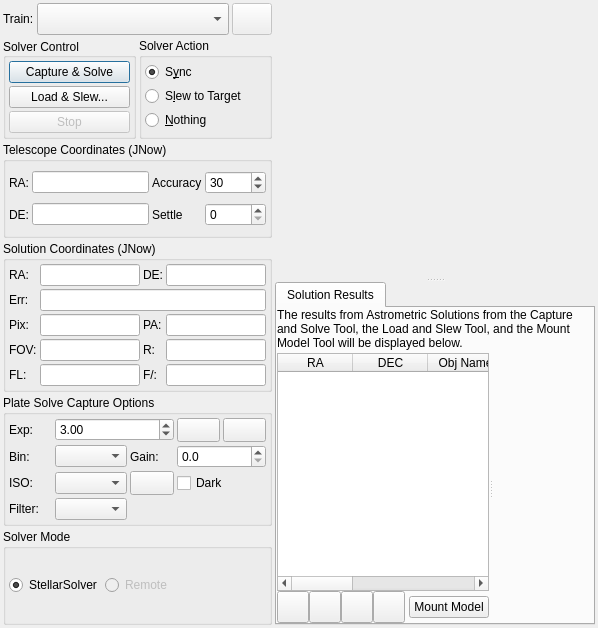
Above: kstars/ekos/align/align.ui from KDE/kstars before the change. Below: the same form after it.
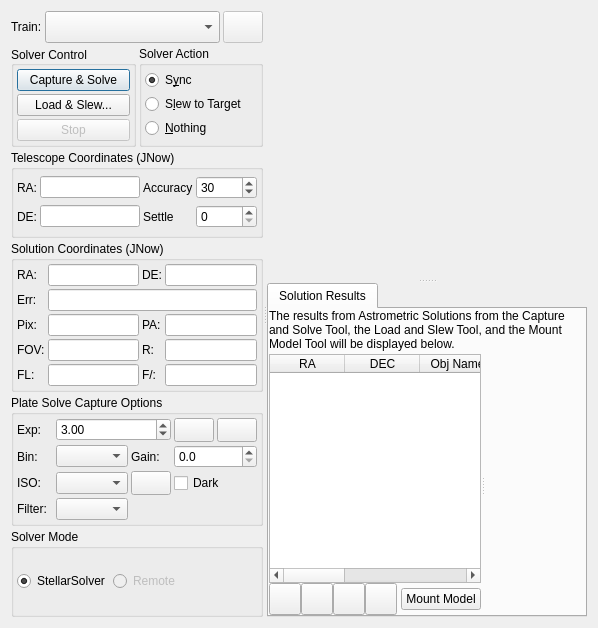
That is the form after the change. Icons and pictures are not drawn. Custom widgets are drawn as their Qt base class.

Commit message:
Horizontal splitters added to modules layout
Capture, Focus, Align and Guide module layouts all contain a left and a right part. This change adds a splitter between these two parts so that users can modify the width of the left and right parts.

This realizes a feature request from the [INDI forum](https://indilib.org/forum/general/11816-announcing-polar-alignment-changes.html?start=12#91244).

What changed in the file:
```diff
--- a/kstars/ekos/align/align.ui
+++ b/kstars/ekos/align/align.ui
@@ -11,22 +11,12 @@
    </rect>
   </property>
   <layout class="QHBoxLayout" name="horizontalLayout_2">
-   <property name="spacing">
-    <number>3</number>
-   </property>
-   <property name="leftMargin">
-    <number>3</number>
-   </property>
-   <property name="topMargin">
-    <number>3</number>
-   </property>
-   <property name="rightMargin">
-    <number>3</number>
-   </property>
-   <property name="bottomMargin">
-    <number>3</number>
-   </property>
    <item>
+    <widget class="QSplitter" name="mainSplitter">
+     <property name="orientation">
+      <enum>Qt::Horizontal</enum>
+     </property>
+     <widget class="QWidget" name="">
     <layout class="QVBoxLayout" name="leftLayout">
      <property name="spacing">
       <number>3</number>
@@ -811,8 +801,7 @@
       </widget>
      </item>
     </layout>
-   </item>
-   <item>
+     </widget>
     <widget class="QSplitter" name="rightLayout">
      <property name="sizePolicy">
       <sizepolicy hsizetype="Expanding" vsizetype="Expanding">
@@ -1082,6 +1071,7 @@
       </widget>
      </widget>
     </widget>
+    </widget>
    </item>
   </layout>
  </widget>
```
Left out of the diff: 2 changed lines with no effect on the pictures. Lines whose indentation alone changed are shown as unchanged. The commit also changes 3 other files.
